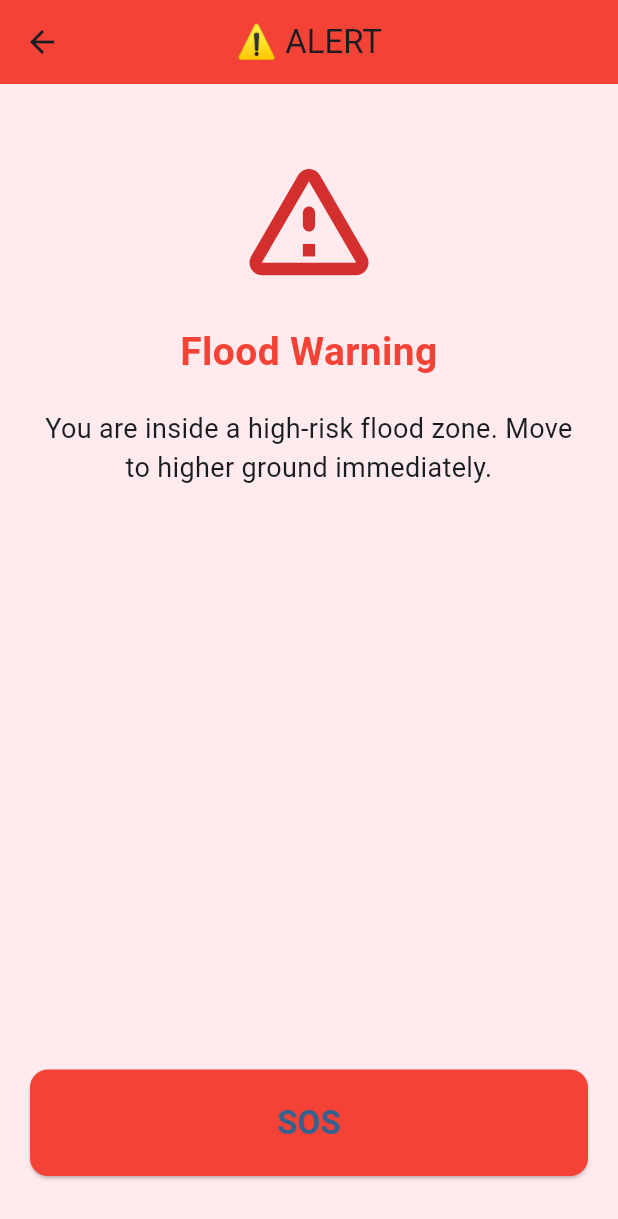
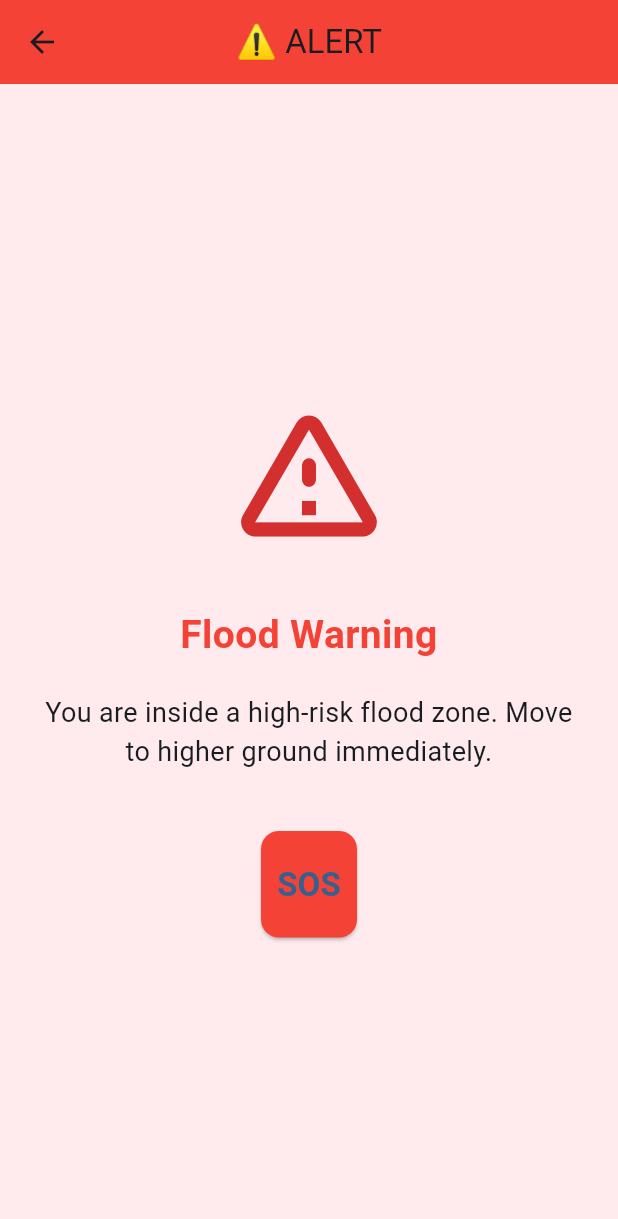
Before and after one commit to VaradPimple/Disaster-Management-OfflineFirst, a Flutter app: the AlertScreen screen opened directly, on a phone screen of 412 x 824 dp. Shown: the top 1219 px of the screen. Run offline on Flutter 3.47's test engine with Material 3 defaults, Android fonts, the phone set to English and light mode, and no system bars; our stand-ins replace shared_preferences; accounts and stored records are empty.

Commit message:
Enhanced AlertScreen with pulsing warning animation

```diff
--- a/frontend-app/disaster_app/lib/screens/alert_screen.dart
+++ b/frontend-app/disaster_app/lib/screens/alert_screen.dart
@@ -1,7 +1,7 @@
 import 'package:flutter/material.dart';
 import '../widgets/sos_button.dart';
 
-class AlertScreen extends StatelessWidget {
+class AlertScreen extends StatefulWidget {
   final String disasterType;
   final String message;
 
@@ -12,6 +12,33 @@ class AlertScreen extends StatelessWidget {
   });
 
   @override
+  State<AlertScreen> createState() => _AlertScreenState();
+}
+
+class _AlertScreenState extends State<AlertScreen>
+    with SingleTickerProviderStateMixin {
+  late AnimationController _controller;
+  late Animation<double> _animation;
+
+  @override
+  void initState() {
+    super.initState();
+
+    _controller = AnimationController(
+      vsync: this,
+      duration: const Duration(milliseconds: 800),
+    )..repeat(reverse: true);
+
+    _animation = Tween<double>(begin: 0.8, end: 1.2).animate(_controller);
+  }
+
+  @override
+  void dispose() {
+    _controller.dispose();
+    super.dispose();
+  }
+
+  @override
   Widget build(BuildContext context) {
     return Scaffold(
       backgroundColor: Colors.red[50],
@@ -20,23 +47,25 @@ class AlertScreen extends StatelessWidget {
         title: const Text("⚠ ALERT"),
         centerTitle: true,
       ),
-      body: Padding(
+      body: Center(
+        child: Padding(
           padding: const EdgeInsets.all(20),
           child: Column(
-          crossAxisAlignment: CrossAxisAlignment.stretch,
+            mainAxisAlignment: MainAxisAlignment.center,
             children: [
-            const SizedBox(height: 20),
-
-            Icon(
+              ScaleTransition(
+                scale: _animation,
+                child: Icon(
                   Icons.warning_amber_rounded,
-              size: 100,
+                  size: 120,
                   color: Colors.red[700],
                 ),
+              ),
 
-            const SizedBox(height: 20),
+              const SizedBox(height: 30),
 
               Text(
-              disasterType,
+                widget.disasterType,
                 textAlign: TextAlign.center,
                 style: const TextStyle(
                   fontSize: 26,
@@ -48,12 +77,12 @@ class AlertScreen extends StatelessWidget {
               const SizedBox(height: 20),
 
               Text(
-              message,
+                widget.message,
                 textAlign: TextAlign.center,
                 style: const TextStyle(fontSize: 18),
               ),
 
-            const Spacer(),
+              const SizedBox(height: 40),
 
               SOSButton(
                 onPressed: () {
@@ -62,9 +91,8 @@ class AlertScreen extends StatelessWidget {
                   );
                 },
               ),
-
-            const SizedBox(height: 20),
             ],
+          ),
         ),
       ),
     );
```
Lines whose indentation alone changed are shown as unchanged.
